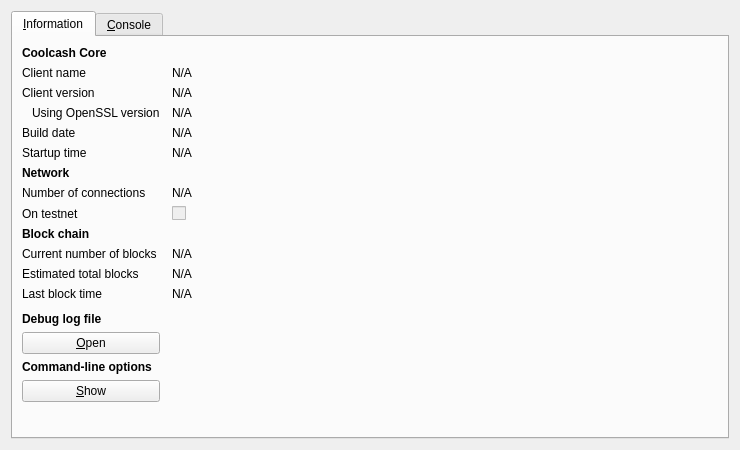
Qt form src/qt/forms/rpcconsole.ui (nguyenductai/flashcoin) before a commit.
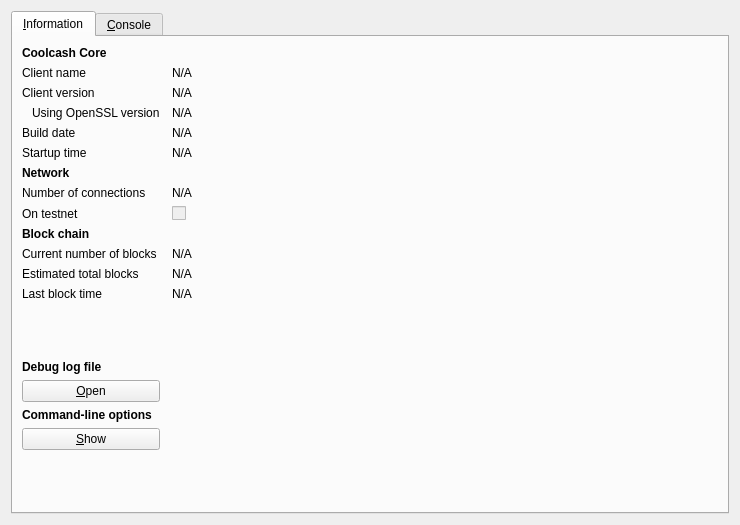
The same form after that commit. Icons and pictures are not drawn.

Diff of the .ui file:
```diff
--- a/src/qt/forms/rpcconsole.ui
+++ b/src/qt/forms/rpcconsole.ui
@@ -7,7 +7,7 @@
     <x>0</x>
     <y>0</y>
     <width>740</width>
-    <height>450</height>
+    <height>525</height>
    </rect>
   </property>
   <property name="windowTitle">
```
Left out of the diff: 6 changed lines with no effect on the pictures.
